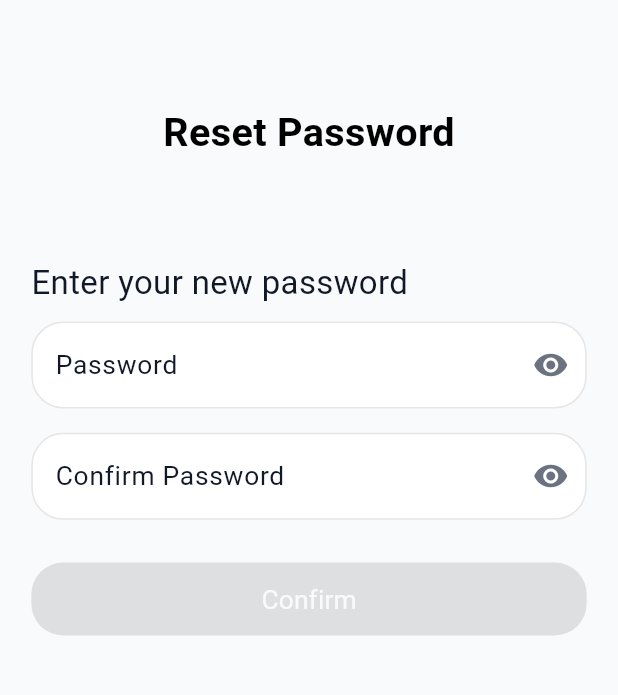
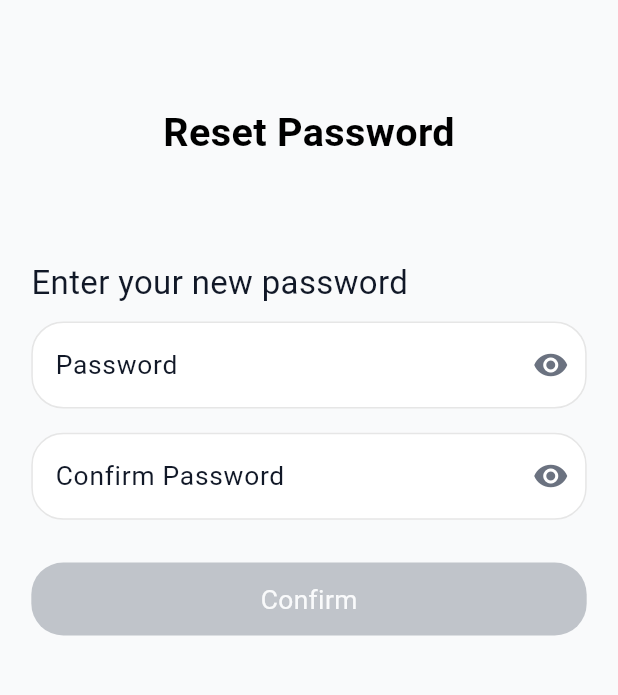
Before and after one commit to 3oraby/san3a_app, a Flutter app: the ResetPasswordScreen screen opened by its route, on a phone screen of 412 x 824 dp, the part 56-751 px from its top. Run offline on Flutter 3.47's test engine with Material 3 defaults, Android fonts, the phone set to English and light mode, and no system bars; our stand-ins replace connectivity_plus, cookie_jar, dartz, device_preview, dio, dio_cookie_manager and 9 more; accounts and stored records are empty; Roboto replaces fonts that are missing (Cairo); project files that could hold a hidden picture were left out.

Commit message:
update themes

```diff
--- a/lib/core/utils/app_themes.dart
+++ b/lib/core/utils/app_themes.dart
@@ -11,6 +11,17 @@ class AppTheme {
     primaryColor: AppLightColors.primaryColor,
     scaffoldBackgroundColor: AppLightColors.scaffoldBackgroundColor,
     dividerColor: AppLightColors.dividerColor,
+    colorScheme: const ColorScheme(
+      brightness: Brightness.light,
+      primary: AppLightColors.primaryColor,
+      onPrimary: AppLightColors.textBackgroundColor,
+      secondary: AppLightColors.textSecondaryColor,
+      onSecondary: AppLightColors.textBackgroundColor,
+      error: AppLightColors.errorColor,
+      onError: AppLightColors.textBackgroundColor,
+      surface: AppLightColors.headingColor,
+      onSurface: Colors.white, // using for text which on dark surfaces
+    ),
     extensions: [
       TextPalette(
         primaryColor: AppLightColors.textPrimaryColor,
@@ -33,6 +44,7 @@ class AppTheme {
       ),
     ],
     iconTheme: const IconThemeData(color: Color(0xFF0A73FF)),
+    cardColor: AppLightColors.headingColor,
     buttonTheme: ButtonThemeData(
       colorScheme: ColorScheme.fromSwatch().copyWith(
         primary: AppLightColors.primaryColor,
@@ -61,6 +73,17 @@ class AppTheme {
     primaryColor: AppDarkColors.primaryColor,
     scaffoldBackgroundColor: AppDarkColors.scaffoldBackgroundColor,
     dividerColor: AppDarkColors.dividerColor,
+    colorScheme: const ColorScheme(
+      brightness: Brightness.dark,
+      primary: AppDarkColors.primaryColor,
+      onPrimary: AppDarkColors.textBackgroundColor,
+      secondary: AppDarkColors.textSecondaryColor,
+      onSecondary: AppDarkColors.textBackgroundColor,
+      error: AppDarkColors.errorColor,
+      onError: AppDarkColors.textBackgroundColor,
+      surface: AppDarkColors.headingColor,
+      onSurface: Colors.black, // using for text which on light surfaces
+    ),
     extensions: [
       TextPalette(
         primaryColor: AppDarkColors.textPrimaryColor,
@@ -83,6 +106,7 @@ class AppTheme {
       ),
     ],
     iconTheme: const IconThemeData(color: Colors.white),
+    cardColor: AppDarkColors.headingColor,
     disabledColor: AppDarkColors.disabledColor,
     inputDecorationTheme: InputDecorationTheme(
       suffixIconColor: AppDarkColors.paragraphColor,
--- a/lib/core/widgets/custom_button.dart
+++ b/lib/core/widgets/custom_button.dart
@@ -37,21 +37,19 @@ class CustomButton extends StatelessWidget {
 
   @override
   Widget build(BuildContext context) {
-    final appSemanticColors = getTextPalette(context);
+    final textPalette = getTextPalette(context);
 
-    return SizedBox(
-      height: height.h,
-      width: width?.w ?? double.infinity,
-      child: ElevatedButton(
-        onPressed: isDisabled ? null : onPressed,
-        style: ElevatedButton.styleFrom(
-          backgroundColor: isDisabled
+    return InkWell(
+      onTap: isDisabled ? null : onPressed,
+      child: Container(
+        height: height.h,
+        width: width?.w ?? double.infinity,
+        decoration: BoxDecoration(
+          borderRadius: BorderRadius.circular(borderRadius.r),
+          color: isDisabled
               ? Theme.of(context).disabledColor
               : backgroundColor ?? Theme.of(context).primaryColor,
-          shape: RoundedRectangleBorder(
-            borderRadius: BorderRadius.circular(borderRadius.r),
-          ),
-          side: BorderSide(
+          border: Border.all(
             color: isOutline
                 ? borderColor ?? Theme.of(context).primaryColor
                 : Colors.transparent,
@@ -60,10 +58,12 @@ class CustomButton extends StatelessWidget {
         ),
         child:
             child ??
-            Text(
-              text ?? '',
-              style: AppTextStyles.getTextStyle(textFontSize).copyWith(
-                color: textColor ?? appSemanticColors.contentBackgroundColor,
+            Center(
+              child: Text(
+                text ?? '',
+                style: AppTextStyles.getTextStyle(textFontSize).copyWith(
+                  color: textColor ?? textPalette.contentBackgroundColor,
+                ),
               ),
             ),
       ),
--- a/lib/core/widgets/custom_password_text_field.dart
+++ b/lib/core/widgets/custom_password_text_field.dart
@@ -1,6 +1,8 @@
 import 'package:flutter/material.dart';
 import 'package:flutter_screenutil/flutter_screenutil.dart';
+import 'package:san3a_app/core/helpers/get_text_palette.dart';
 import 'package:san3a_app/core/utils/app_text_field_theme.dart';
+import 'package:san3a_app/core/utils/app_text_styles.dart';
 
 class CustomPasswordTextField extends StatefulWidget {
   const CustomPasswordTextField({
@@ -45,6 +47,7 @@ class _CustomPasswordTextFieldState extends State<CustomPasswordTextField> {
   @override
   Widget build(BuildContext context) {
     final appTextFieldTheme = Theme.of(context).extension<AppTextFieldTheme>()!;
+    final textPalette = getTextPalette(context);
 
     return TextFormField(
       controller: widget.controller,
@@ -54,6 +57,9 @@ class _CustomPasswordTextFieldState extends State<CustomPasswordTextField> {
       onSaved: widget.onSaved,
       validator: widget.validator,
       keyboardType: widget.keyboardType,
+      style: AppTextStyles.getTextStyle(
+        16,
+      ).copyWith(color: textPalette.headingColor),
       decoration: InputDecoration(
         filled: true,
         fillColor: appTextFieldTheme.backgroundColor,
```
